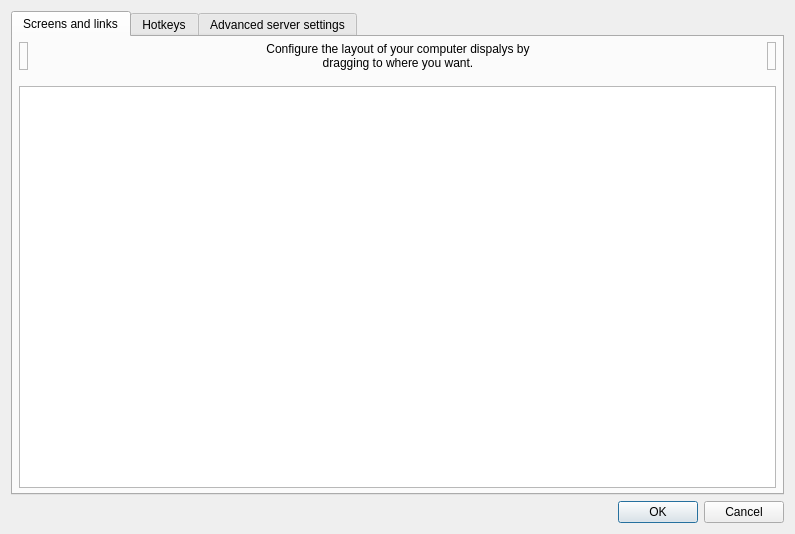
deskflow/deskflow, file src/gui/src/ServerConfigDialogBase.ui: the form before one commit.
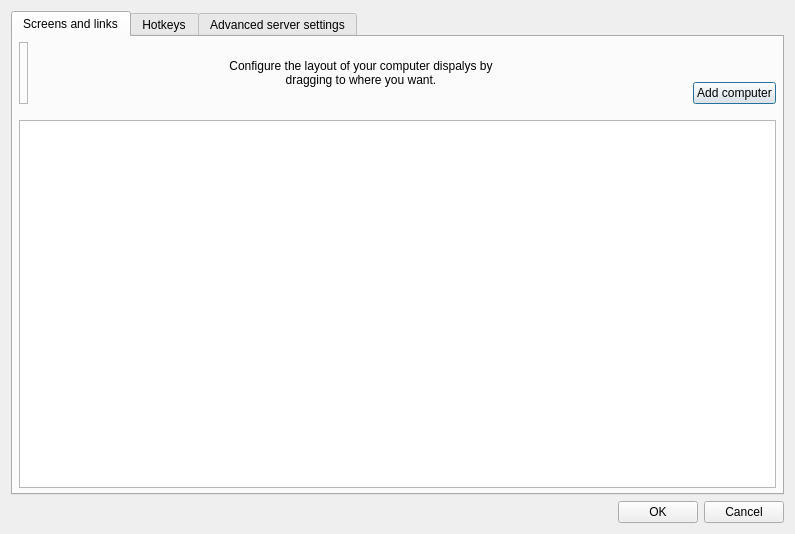
The form after the commit. Icons and pictures are not drawn. Custom widgets are drawn as their Qt base class.

Commit message: SYNERGY-799 Button add computer has been added

```diff
--- a/src/gui/src/ServerConfigDialogBase.ui
+++ b/src/gui/src/ServerConfigDialogBase.ui
@@ -38,6 +38,9 @@
        </property>
        <item>
         <layout class="QHBoxLayout">
+         <property name="spacing">
+          <number>6</number>
+         </property>
          <item>
           <widget class="TrashScreenWidget" name="m_pTrashScreenWidget">
            <property name="acceptDrops">
@@ -115,23 +118,40 @@
           </spacer>
          </item>
          <item>
-          <widget class="NewScreenWidget" name="m_pLabelNewScreenWidget">
-           <property name="toolTip">
-            <string>Drag this button to the grid to add a new screen.</string>
+          <layout class="QVBoxLayout" name="verticalLayout">
+           <property name="spacing">
+            <number>0</number>
            </property>
-           <property name="frameShape">
-            <enum>QFrame::StyledPanel</enum>
+           <property name="leftMargin">
+            <number>0</number>
            </property>
-           <property name="frameShadow">
-            <enum>QFrame::Raised</enum>
-           </property>
-           <property name="text">
-            <string/>
-           </property>
-           <property name="pixmap">
-            <pixmap resource="../res/Synergy.qrc">:/res/icons/64x64/video-display.png</pixmap>
-           </property>
-          </widget>
+           <item>
+            <spacer name="verticalSpacer_2">
+             <property name="orientation">
+              <enum>Qt::Vertical</enum>
+             </property>
+             <property name="sizeType">
+              <enum>QSizePolicy::Fixed</enum>
+             </property>
+             <property name="sizeHint" stdset="0">
+              <size>
+               <width>20</width>
+               <height>40</height>
+              </size>
+             </property>
+            </spacer>
+           </item>
+           <item>
+            <widget class="QPushButton" name="m_pButtonAddComputer">
+             <property name="text">
+              <string>Add computer</string>
+             </property>
+             <property name="default">
+              <bool>true</bool>
+             </property>
+            </widget>
+           </item>
+          </layout>
          </item>
         </layout>
        </item>
@@ -737,11 +757,6 @@
    <header>ScreenSetupView.h</header>
    <container>1</container>
   </customwidget>
-  <customwidget>
-   <class>NewScreenWidget</class>
-   <extends>QLabel</extends>
-   <header>NewScreenWidget.h</header>
-  </customwidget>
   <customwidget>
    <class>TrashScreenWidget</class>
    <extends>QLabel</extends>
```
